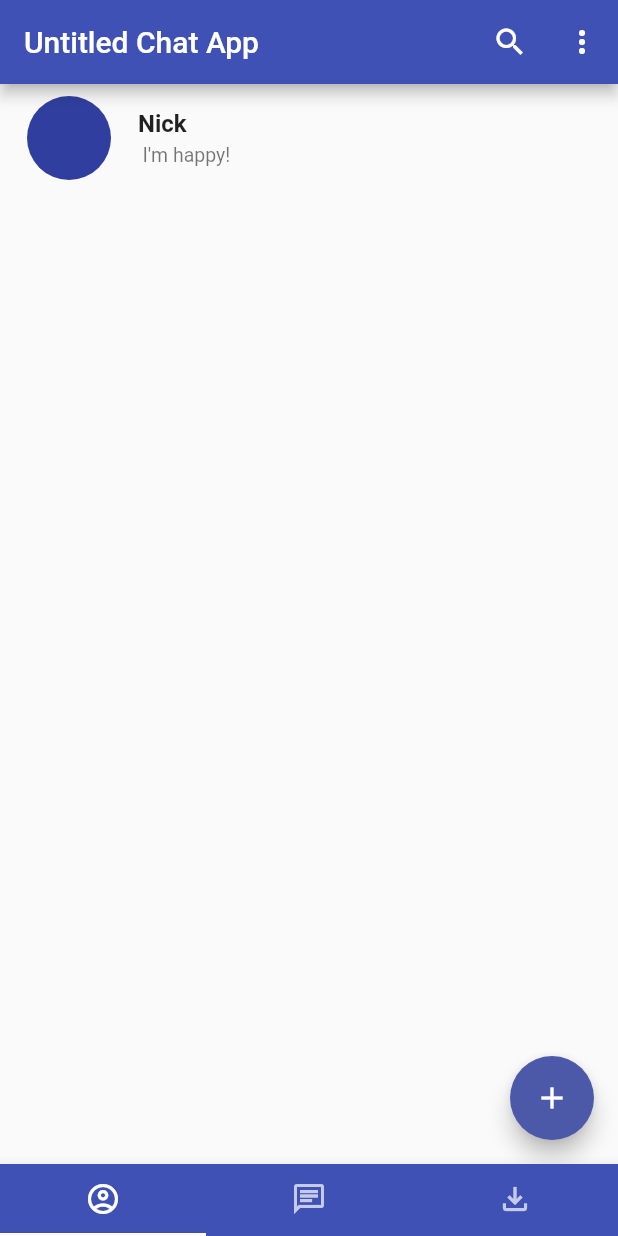
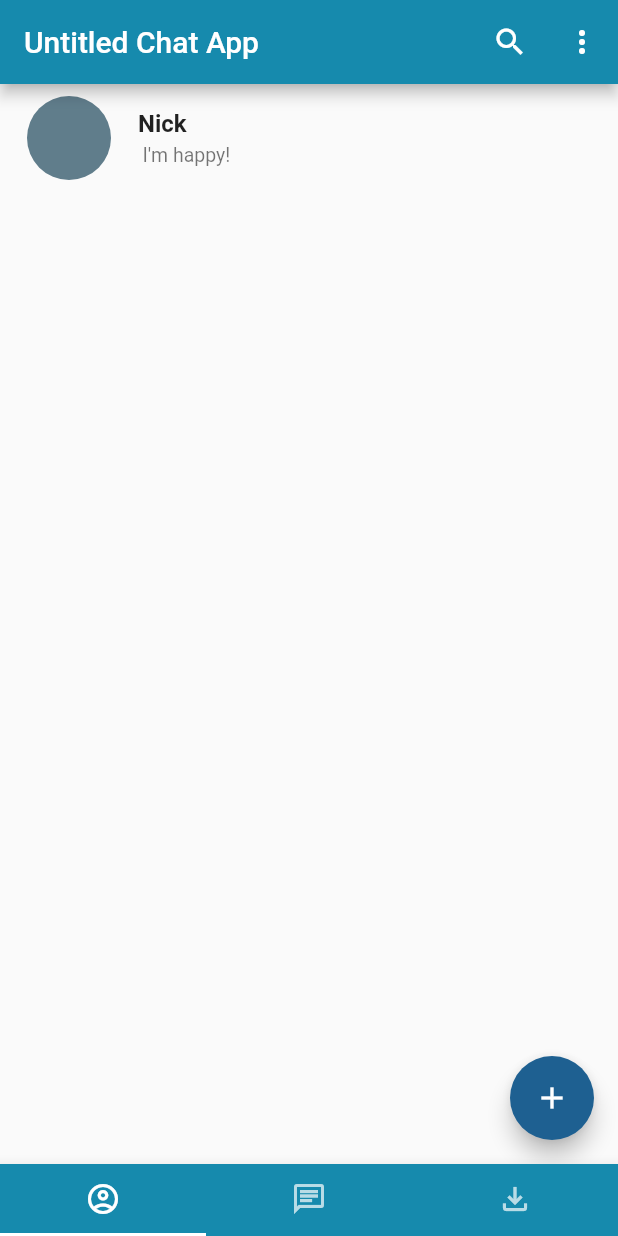
Before and after one commit to garamkim83/untitled_chatting_game, a Flutter app: the screen it shows after launch, on a phone screen of 412 x 824 dp. Run offline on Flutter 3.47's test engine with Material 2 defaults, Android fonts, the phone set to English and light mode, and no system bars; our stand-ins replace emoji_picker_flutter, font_awesome_flutter.

Commit message:
made theme1

```diff
--- a/lib/CustomUI/chatCard.dart
+++ b/lib/CustomUI/chatCard.dart
@@ -29,7 +29,7 @@ class ChatCard extends StatelessWidget {
                 color: Colors.white,
                 size: 38,
               ),
-              backgroundColor: Colors.blueGrey,
+              //backgroundColor: Colors.blueGrey,
             ),
             title: Text(
               chatModel.name,
--- a/lib/CustomUI/friendProfileCard.dart
+++ b/lib/CustomUI/friendProfileCard.dart
@@ -13,6 +13,7 @@ class _friendProfileCardState extends State<friendProfileCard> {
     return ListTile(
       leading: CircleAvatar(
         radius: 30,
+        backgroundColor: Colors.blueGrey,
       ),
       title: Text(
         'Nick',
--- /dev/null
+++ b/lib/Themes/theme1.dart
@@ -0,0 +1,23 @@
+import 'package:flutter/material.dart';
+
+ThemeData theme1() {
+  return ThemeData(
+    primaryColorLight: Colors.blueGrey,
+    primaryColorDark: Colors.blueGrey,
+    colorScheme: ColorScheme(
+      brightness: Brightness.light,
+      primary: Color.fromRGBO(22, 138, 173, 1),
+      onPrimary: Colors.white,
+      secondary: Color.fromRGBO(30, 96, 145, 1),
+      onSecondary: Colors.white,
+      tertiary: Colors.blueGrey,
+      onTertiary: Colors.white,
+      error: Colors.yellow,
+      onError: Colors.black,
+      background: Color.fromARGB(255, 115, 150, 150),
+      onBackground: Colors.white,
+      surface: Color.fromRGBO(181, 228, 140, 1),
+      onSurface: Colors.greenAccent,
+    ),
+  );
+}
--- a/lib/homescreen.dart
+++ b/lib/homescreen.dart
@@ -40,7 +40,7 @@ class _HomescreenState extends State<Homescreen>
         ],
       ),
       bottomNavigationBar: BottomAppBar(
-        color: Colors.indigo,
+        color: Theme.of(context).colorScheme.primary,
         child: TabBar(
           controller: _homeController,
           indicatorColor: Colors.white,
--- a/lib/main.dart
+++ b/lib/main.dart
@@ -5,6 +5,7 @@ import 'package:untitled_chatting_game/homescreen.dart';
 
 import './homepage_design.dart';
 import 'Page/friendPage.dart';
+import './Themes/theme1.dart';
 //import './friendsList_design.dart';
 
 void main() {
@@ -20,12 +21,7 @@ class ChatGameApp extends StatelessWidget {
   Widget build(BuildContext context) {
     return MaterialApp(
       title: 'Untitled Chat Game',
-      theme: ThemeData(
-          primarySwatch: Colors.indigo,
-          colorScheme: ColorScheme.fromSwatch().copyWith(
-            primary: Colors.indigo,
-            secondary: Color.fromARGB(255, 75, 89, 168),
-          )),
+      theme: theme1(),
       darkTheme: ThemeData.dark(),
       home: Homescreen(),
     );
```
Also changed, not shown: lib/ButtonAndMenu/bottomsheet.dart (added, +68 -0 lines), lib/Page/individualChatPage.dart (+32 -6 lines).
